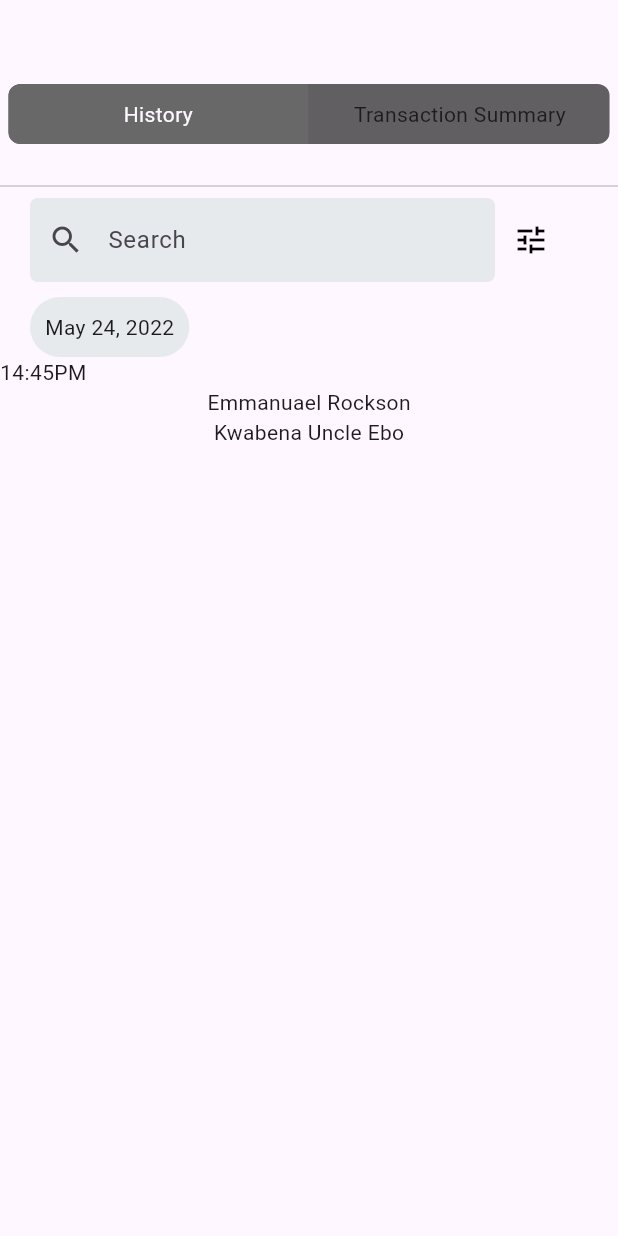
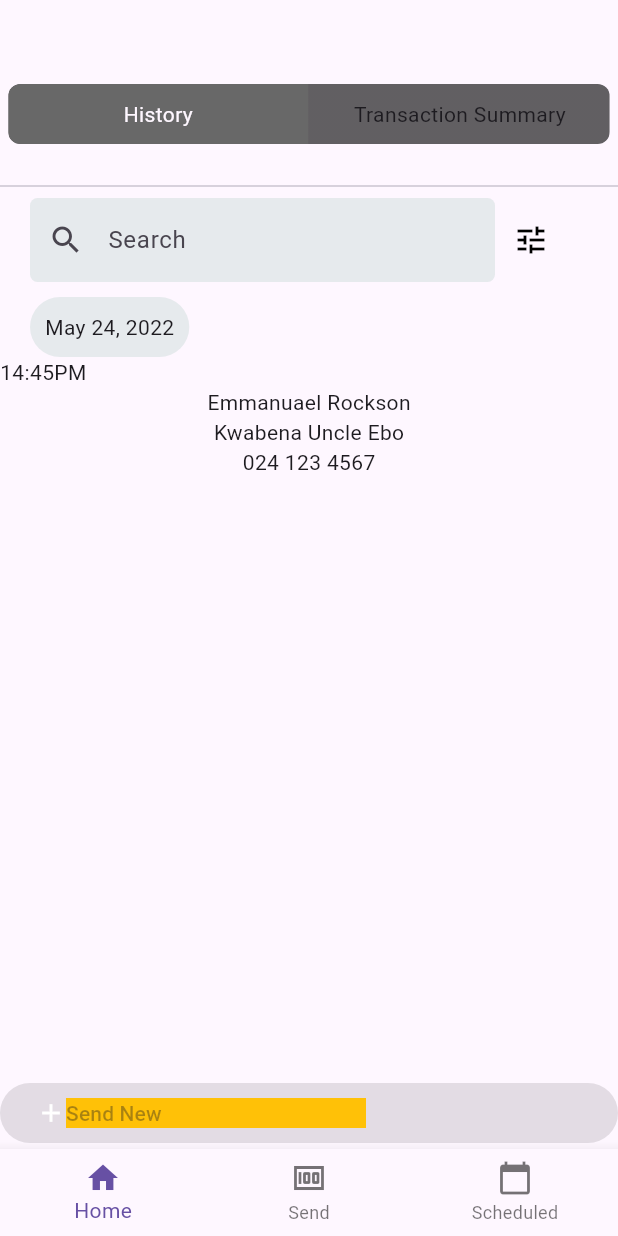
Before and after one commit to eawariyah/hubtelpaywall, a Flutter app: the screen it shows after launch, on a phone screen of 412 x 824 dp. Run offline on Flutter 3.47's test engine with Material 3 defaults, Android fonts, the phone set to English and light mode, and no system bars; drawn by our look-alikes of toggle_switch.

Commit message:
Time Factor

```diff
--- a/lib/main.dart
+++ b/lib/main.dart
@@ -82,8 +82,36 @@ class MyApp extends StatelessWidget {
                     Text("14:45PM"),
                   ],
                 ),
-                Text("Emmanuael Rockson"),
-                Text("Kwabena Uncle Ebo"),
+                Column(
+                  children: [
+                    Text("Emmanuael Rockson"),
+                    Text("Kwabena Uncle Ebo"),
+                    Text("024 123 4567"),
+                  ],
+                ),
+                Spacer(),
+                ElevatedButton(
+                  onPressed: null,
+                  child: Row(
+                    children: [
+                      Icon(Icons.add, color: Colors.white, size: 20),
+                      Container(
+                          width: 200,
+                          color: Colors.amber,
+                          child: Text("Send New")),
+                    ],
+                  ),
+                ),
+                BottomNavigationBar(
+                  items: const [
+                    BottomNavigationBarItem(
+                        icon: Icon(Icons.home), label: "Home"),
+                    BottomNavigationBarItem(
+                        icon: Icon(Icons.money), label: "Send"),
+                    BottomNavigationBarItem(
+                        icon: Icon(Icons.calendar_today), label: "Scheduled"),
+                  ],
+                )
               ],
             )));
   }
```
